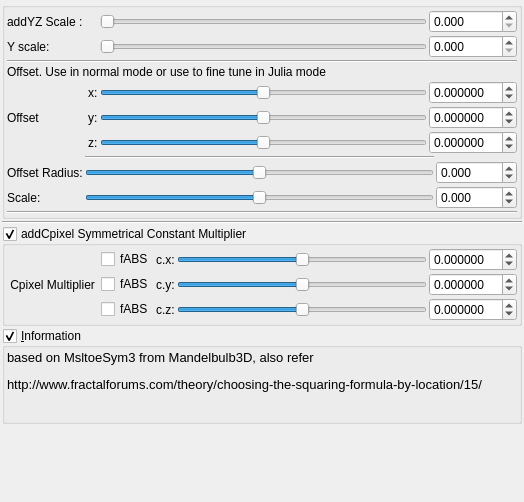
Above: mandelbulber2/qt_data/fractal_msltoesym3_mod.ui from buddhi1980/mandelbulber2 before the change. Below: the same form after it.
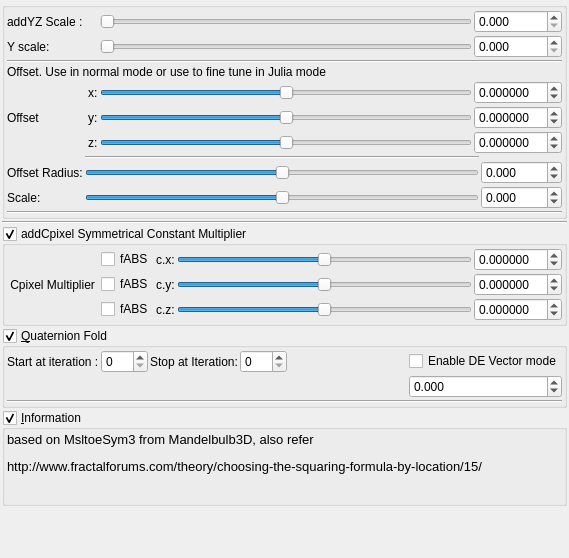
That is the form after the change. Custom widgets are drawn as their Qt base class.

Diff of the .ui file:
```diff
--- a/mandelbulber2/qt_data/fractal_msltoesym3_mod.ui
+++ b/mandelbulber2/qt_data/fractal_msltoesym3_mod.ui
@@ -6,8 +6,8 @@
    <rect>
     <x>0</x>
     <y>0</y>
-    <width>524</width>
-    <height>502</height>
+    <width>569</width>
+    <height>558</height>
    </rect>
   </property>
   <property name="windowTitle">
@@ -771,6 +771,141 @@
      </layout>
     </widget>
    </item>
+   <item>
+    <widget class="MyGroupBox" name="groupCheck_transf_function_enabled_false">
+     <property name="title">
+      <string>&amp;Quaternion Fold</string>
+     </property>
+     <property name="checkable">
+      <bool>true</bool>
+     </property>
+     <layout class="QVBoxLayout" name="verticalLayout_10" stretch="0,0">
+      <property name="spacing">
+       <number>2</number>
+      </property>
+      <property name="leftMargin">
+       <number>2</number>
+      </property>
+      <property name="topMargin">
+       <number>2</number>
+      </property>
+      <property name="rightMargin">
+       <number>2</number>
+      </property>
+      <property name="bottomMargin">
+       <number>2</number>
+      </property>
+      <item>
+       <layout class="QGridLayout" name="gridLayout_2">
+        <property name="spacing">
+         <number>2</number>
+        </property>
+        <item row="0" column="5">
+         <widget class="QCheckBox" name="checkBox_transf_function_enabledAx_false">
+          <property name="text">
+           <string>Enable DE Vector mode</string>
+          </property>
+         </widget>
+        </item>
+        <item row="0" column="4">
+         <spacer name="horizontalSpacer">
+          <property name="orientation">
+           <enum>Qt::Horizontal</enum>
+          </property>
+          <property name="sizeHint" stdset="0">
+           <size>
+            <width>40</width>
+            <height>20</height>
+           </size>
+          </property>
+         </spacer>
+        </item>
+        <item row="0" column="1">
+         <widget class="MySpinBox" name="spinboxInt_transf_start_iterations_A">
+          <property name="sizePolicy">
+           <sizepolicy hsizetype="Minimum" vsizetype="Maximum">
+            <horstretch>0</horstretch>
+            <verstretch>0</verstretch>
+           </sizepolicy>
+          </property>
+          <property name="minimum">
+           <number>0</number>
+          </property>
+          <property name="maximum">
+           <number>250</number>
+          </property>
+          <property name="value">
+           <number>0</number>
+          </property>
+         </widget>
+        </item>
+        <item row="0" column="3">
+         <widget class="MySpinBox" name="spinboxInt_transf_stop_iterations_A">
+          <property name="sizePolicy">
+           <sizepolicy hsizetype="Minimum" vsizetype="Maximum">
+            <horstretch>0</horstretch>
+            <verstretch>0</verstretch>
+           </sizepolicy>
+          </property>
+          <property name="maximum">
+           <number>250</number>
+          </property>
+         </widget>
+        </item>
+        <item row="0" column="0">
+         <widget class="QLabel" name="label_52">
+          <property name="text">
+           <string>Start at iteration :</string>
+          </property>
+         </widget>
+        </item>
+        <item row="0" column="2">
+         <widget class="QLabel" name="label_53">
+          <property name="text">
+           <string>Stop at Iteration:</string>
+          </property>
+         </widget>
+        </item>
+        <item row="1" column="5">
+         <widget class="MyDoubleSpinBox" name="spinbox_transf_scale_3">
+          <property name="sizePolicy">
+           <sizepolicy hsizetype="Minimum" vsizetype="Maximum">
+            <horstretch>0</horstretch>
+            <verstretch>0</verstretch>
+           </sizepolicy>
+          </property>
+          <property name="prefix">
+           <string/>
+          </property>
+          <property name="suffix">
+           <string/>
+          </property>
+          <property name="decimals">
+           <number>3</number>
+          </property>
+          <property name="minimum">
+           <double>-2000.000000000000000</double>
+          </property>
+          <property name="maximum">
+           <double>2000.000000000000000</double>
+          </property>
+          <property name="singleStep">
+           <double>0.100000000000000</double>
+          </property>
+         </widget>
+        </item>
+       </layout>
+      </item>
+      <item>
+       <widget class="Line" name="line_23">
+        <property name="orientation">
+         <enum>Qt::Horizontal</enum>
+        </property>
+       </widget>
+      </item>
+     </layout>
+    </widget>
+   </item>
    <item>
     <widget class="MyGroupBox" name="groupCheck_info">
      <property name="title">
@@ -844,6 +979,11 @@
    <header>mygroupbox.h</header>
    <container>1</container>
   </customwidget>
+  <customwidget>
+   <class>MySpinBox</class>
+   <extends>QSpinBox</extends>
+   <header>myspinbox.h</header>
+  </customwidget>
  </customwidgets>
  <resources/>
  <connections/>
```
Left out of the diff: 42 changed lines with no effect on the pictures.
